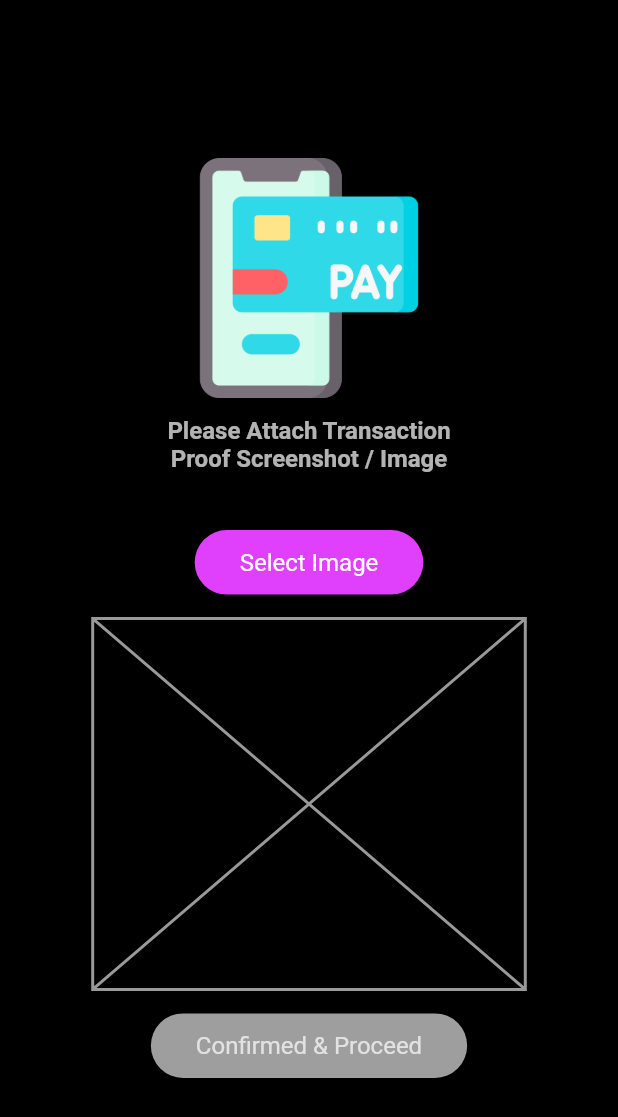
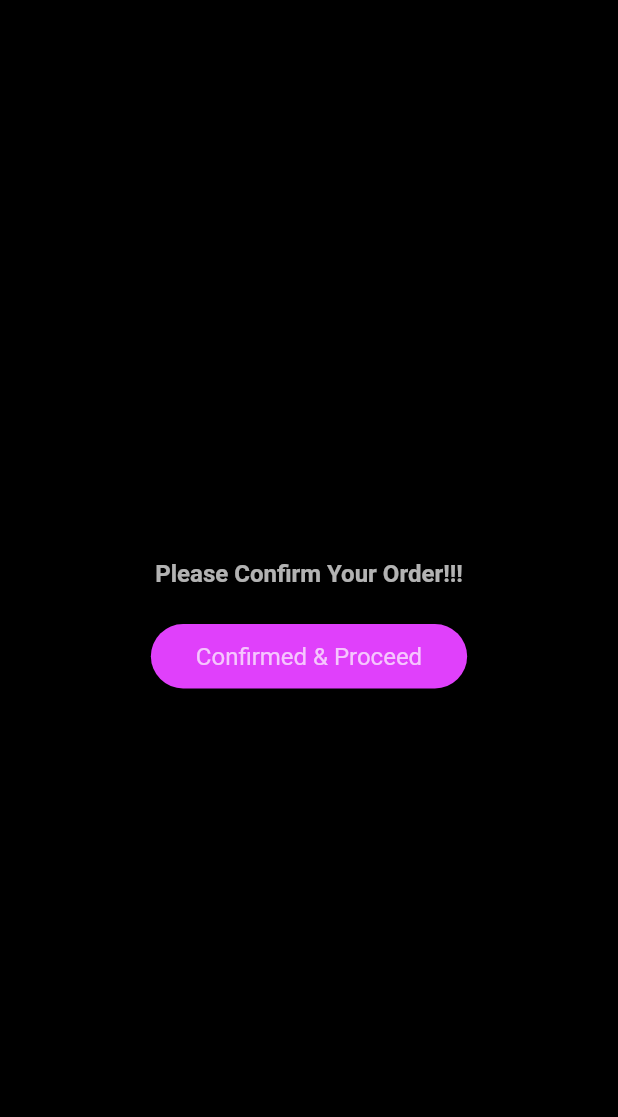
Before and after one commit to PBL6-BookStore-BE/bookstore_mobile, a Flutter app: the OrderConfirmationScreen screen opened directly, on a phone screen of 412 x 824 dp. Shown: the top 1117 px of the screen. Run offline on Flutter 3.47's test engine with Material 2 defaults, Android fonts, the light colour scheme and no system bars; our stand-ins replace flutter_rating_bar, fluttertoast, font_awesome_flutter, get, image_picker, shared_preferences; missing offline and left inert: dart:html; accounts and stored records are empty.

Commit message:
fix order confirm

```diff
--- a/lib/users/order/order_confirmation.dart
+++ b/lib/users/order/order_confirmation.dart
@@ -172,18 +172,18 @@ class OrderConfirmationScreen extends StatelessWidget {
         children: [
 
           //image
-          Image.asset(
-            "images/transaction.png",
-            width: 160,
-          ),
-
-          const SizedBox(height: 4,),
+          // Image.asset(
+          //   "images/transaction.png",
+          //   width: 160,
+          // ),
+          //
+          // const SizedBox(height: 4,),
 
           //title
           const Padding(
             padding: EdgeInsets.all(8.0),
             child: Text(
-              "Please Attach Transaction \nProof Screenshot / Image",
+              "Please Confirm Your Order!!!",
               textAlign: TextAlign.center,
               style: TextStyle(
                 color: Colors.white70,
@@ -193,67 +193,68 @@ class OrderConfirmationScreen extends StatelessWidget {
             ),
           ),
 
-          const SizedBox(height: 30),
-
-          //select image btn
-          Material(
-            elevation: 8,
-            color: Colors.purpleAccent,
-            borderRadius: BorderRadius.circular(30),
-            child: InkWell(
-              onTap: ()
-              {
-                chooseImageFromGallery();
-              },
-              borderRadius: BorderRadius.circular(30),
-              child: const Padding(
-                padding: EdgeInsets.symmetric(
-                  horizontal: 30,
-                  vertical: 12,
-                ),
-                child: Text(
-                  "Select Image",
-                  style: TextStyle(
-                    color: Colors.white,
-                    fontSize: 16,
-                  ),
-                ),
-              ),
-            ),
-          ),
-
-          const SizedBox(height: 16),
-
-          //display selected image by user
-          Obx(()=> ConstrainedBox(
-            constraints: BoxConstraints(
-              maxWidth: MediaQuery.of(context).size.width * 0.7,
-              maxHeight: MediaQuery.of(context).size.width * 0.6,
-            ),
-            child: imageSelectedByte.length > 0
-                ? Image.memory(imageSelectedByte, fit: BoxFit.contain,)
-                : const Placeholder(color: Colors.white60,),
-          )),
+          // const SizedBox(height: 30),
+          //
+          // //select image btn
+          // Material(
+          //   elevation: 8,
+          //   color: Colors.purpleAccent,
+          //   borderRadius: BorderRadius.circular(30),
+          //   child: InkWell(
+          //     onTap: ()
+          //     {
+          //       chooseImageFromGallery();
+          //     },
+          //     borderRadius: BorderRadius.circular(30),
+          //     child: const Padding(
+          //       padding: EdgeInsets.symmetric(
+          //         horizontal: 30,
+          //         vertical: 12,
+          //       ),
+          //       child: Text(
+          //         "Select Image",
+          //         style: TextStyle(
+          //           color: Colors.white,
+          //           fontSize: 16,
+          //         ),
+          //       ),
+          //     ),
+          //   ),
+          // ),
+          //
+          // const SizedBox(height: 16),
+          //
+          // //display selected image by user
+          // Obx(()=> ConstrainedBox(
+          //   constraints: BoxConstraints(
+          //     maxWidth: MediaQuery.of(context).size.width * 0.7,
+          //     maxHeight: MediaQuery.of(context).size.width * 0.6,
+          //   ),
+          //   child: imageSelectedByte.length > 0
+          //       ? Image.memory(imageSelectedByte, fit: BoxFit.contain,)
+          //       : const Placeholder(color: Colors.white60,),
+          // )),
 
           const SizedBox(height: 16),
 
           //confirm and proceed
           Obx(()=> Material(
             elevation: 8,
-            color: imageSelectedByte.length > 0 ? Colors.purpleAccent : Colors.grey,
+            color: imageSelectedByte.length < 0 ? Colors.grey : Colors.purpleAccent,
             borderRadius: BorderRadius.circular(30),
             child: InkWell(
               onTap: ()
               {
-                if(imageSelectedByte.length > 0)
-                {
-                  //save order info
-                  saveNewOrderInfo();
-                }
-                else
-                {
-                  Fluttertoast.showToast(msg: "Please attach the transaction proof / screenshot.");
-                }
+                saveNewOrderInfo();
+                // if(imageSelectedByte.length > 0)
+                // {
+                //   //save order info
+                //   saveNewOrderInfo();
+                // }
+                // else
+                // {
+                //   Fluttertoast.showToast(msg: "Please attach the transaction proof / screenshot.");
+                // }
               },
               borderRadius: BorderRadius.circular(30),
               child: const Padding(
```
Also changed, not shown: images/orders_icon.png (added).
